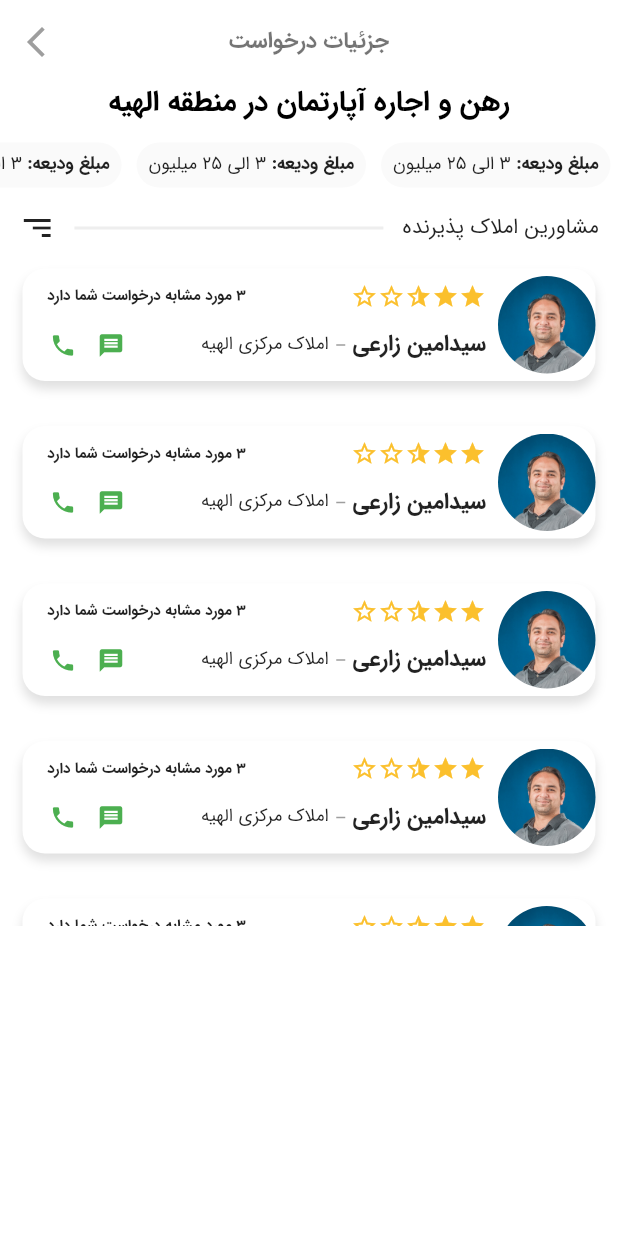
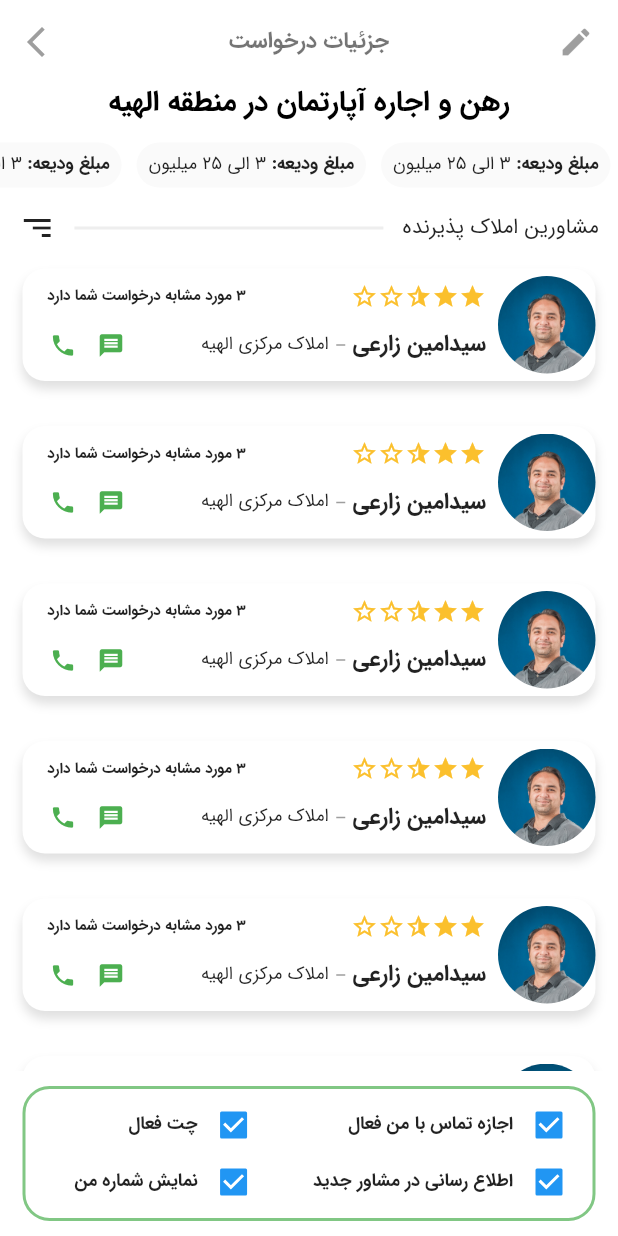
Before and after one commit to salehzarei/KhoneYabFront, a Flutter app: the RequestDetails screen opened by its route, on a phone screen of 412 x 824 dp. Run offline on Flutter 3.47's test engine with Material 2 defaults, Android fonts, the phone set to English and light mode, and no system bars; drawn by our look-alikes of smooth_star_rating; our stand-ins replace marquee, timer_count_down.

Commit message:
تکمیل مشخصات مشاور

```diff
--- a/lib/main.dart
+++ b/lib/main.dart
@@ -20,7 +20,7 @@ void main() {
                         fontWeight: FontWeight.w700,
                         color: Colors.black))),
             debugShowCheckedModeBanner: false,
-            initialRoute: '/',
+            initialRoute: 'RequestDetails',
             routes: {
               '/': (context) => LoginPage(),
               'homepage': (context) => HomePage(),
--- a/lib/pages/requestDetails.dart
+++ b/lib/pages/requestDetails.dart
@@ -1,4 +1,6 @@
 import 'package:flutter/material.dart';
+import 'package:khoneyab/widgets/consulterDetails.dart';
+import 'package:khoneyab/widgets/requestSetting.dart';
 import 'package:smooth_star_rating/smooth_star_rating.dart';
 
 class RequestDetails extends StatelessWidget {
@@ -11,9 +13,13 @@ class RequestDetails extends StatelessWidget {
         child: Scaffold(
           backgroundColor: Colors.white,
           appBar: AppBar(
+            leading: IconButton(icon: Icon(Icons.mode_edit), onPressed: null),
             actions: <Widget>[
               IconButton(
-                icon: Icon(Icons.arrow_forward_ios , color: Colors.grey,),
+                  icon: Icon(
+                    Icons.arrow_forward_ios,
+                    color: Colors.grey,
+                  ),
                   onPressed: () => Navigator.of(context).pop()),
             ],
             title: Text(
@@ -80,7 +86,9 @@ class RequestDetails extends StatelessWidget {
                     ],
                   ),
                 ),
-                Container(
+                Expanded(
+                  flex: 10,
+                  child: Container(
                     width: _pagewidth,
                     height: _pageheight * 0.55,
                     child: ListView.builder(
@@ -91,12 +99,35 @@ class RequestDetails extends StatelessWidget {
                             pagehight: _pageheight,
                           );
                         }),
+                  ),
+                ),
+                Expanded(
+                  flex: 2,
+                  child: Container(
+                    // color: Colors.grey.shade200,
+                    child: RequestSetting(),
+                  ),
                 )
               ],
             ),
           ),
         ));
   }
+}
+
+showConsulterDetails(context) {
+  return showDialog(
+      context: context,
+      builder: (BuildContext buildContext) {
+        return Dialog(
+          backgroundColor: Colors.transparent,
+         elevation: 0.0,
+          shape: RoundedRectangleBorder(
+            borderRadius: BorderRadius.circular(15),
+          ),
+          child: ConsulterDetails(),
+        );
+      });
 }
 
 class Consulter extends StatelessWidget {
@@ -108,6 +139,8 @@ class Consulter extends StatelessWidget {
   Widget build(BuildContext context) {
     return Padding(
       padding: EdgeInsets.symmetric(horizontal: 15, vertical: 15),
+      child: GestureDetector(
+        onTap: () => showConsulterDetails(context),
         child: Container(
           width: pagewidth,
           height: 75,
@@ -220,6 +253,7 @@ class Consulter extends StatelessWidget {
             ],
           ),
         ),
+      ),
     );
   }
 }
--- /dev/null
+++ b/lib/widgets/requestSetting.dart
@@ -0,0 +1,89 @@
+import 'package:flutter/material.dart';
+
+class RequestSetting extends StatefulWidget {
+  @override
+  _RequestSettingState createState() => _RequestSettingState();
+}
+
+class _RequestSettingState extends State<RequestSetting> {
+  @override
+  Widget build(BuildContext context) {
+    return Container(
+      margin: EdgeInsets.symmetric(vertical: 10, horizontal: 15),
+      padding: EdgeInsets.all(5),
+      alignment: Alignment.center,
+      decoration: BoxDecoration(
+          borderRadius: BorderRadius.circular(18),
+          border: Border.all(color: Colors.green.shade300, width: 2)),
+      child: Row(
+        crossAxisAlignment: CrossAxisAlignment.center,
+        mainAxisAlignment: MainAxisAlignment.spaceBetween,
+        children: <Widget>[
+          /// ردیف اول
+          Expanded(
+            flex: 4,
+            child: Column(
+              crossAxisAlignment: CrossAxisAlignment.start,
+              children: <Widget>[
+                Expanded(
+                  child: Row(
+                    children: <Widget>[
+                      Checkbox(value: true, onChanged: (v) {}),
+                      Text(
+                        "اجازه تماس با من فعال",
+                        style: TextStyle(
+                            fontSize: 12, fontWeight: FontWeight.bold),
+                      )
+                    ],
+                  ),
+                ),
+                Expanded(
+                  child: Row(
+                    children: <Widget>[
+                      Checkbox(value: true, onChanged: (v) {}),
+                      Text("اطلاع رسانی در مشاور جدید",
+                          style: TextStyle(
+                              fontSize: 12, fontWeight: FontWeight.bold))
+                    ],
+                  ),
+                )
+              ],
+            ),
+          ),
+
+          /// ردیف دوم
+          Expanded(
+              flex: 3,
+              child: Column(
+                crossAxisAlignment: CrossAxisAlignment.start,
+                children: <Widget>[
+                  Expanded(
+                    child: Row(
+                      children: <Widget>[
+                        Checkbox(value: true, onChanged: (v) {}),
+                        Text(
+                          "چت فعال",
+                          style: TextStyle(
+                              fontSize: 12, fontWeight: FontWeight.bold),
+                        )
+                      ],
+                    ),
+                  ),
+                  Expanded(
+                    child: Row(
+                      children: <Widget>[
+                        Checkbox(value: true, onChanged: (v) {}),
+                        Text("نمایش شماره من",
+                            style: TextStyle(
+                                fontSize: 12, fontWeight: FontWeight.bold))
+                      ],
+                    ),
+                  )
+                ],
+              )),
+        ],
+      ),
+
+    );
+  }
+}
```
Also changed, not shown: lib/widgets/consulterDetails.dart (added, +234 -0 lines). Lines whose indentation alone changed are shown as unchanged.
